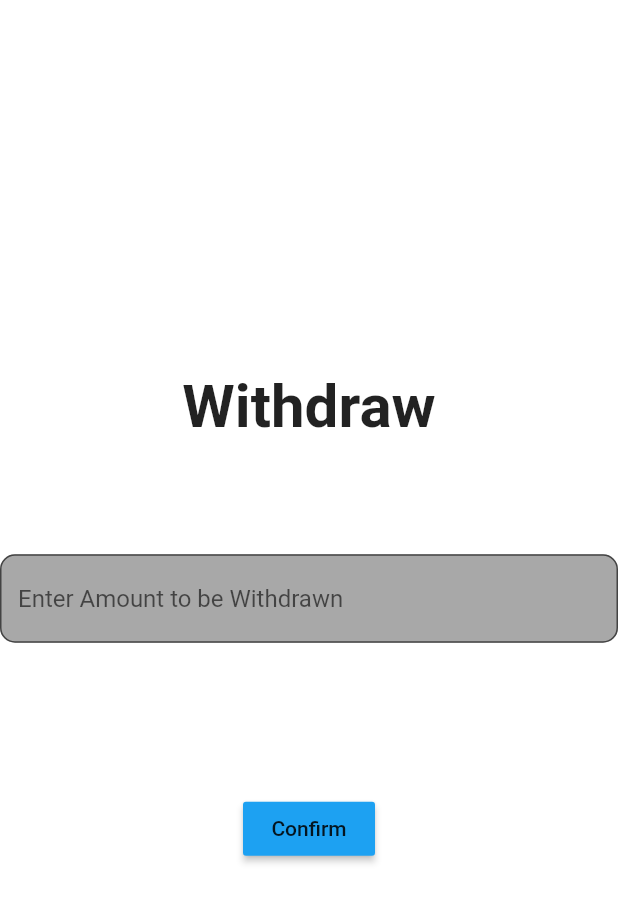
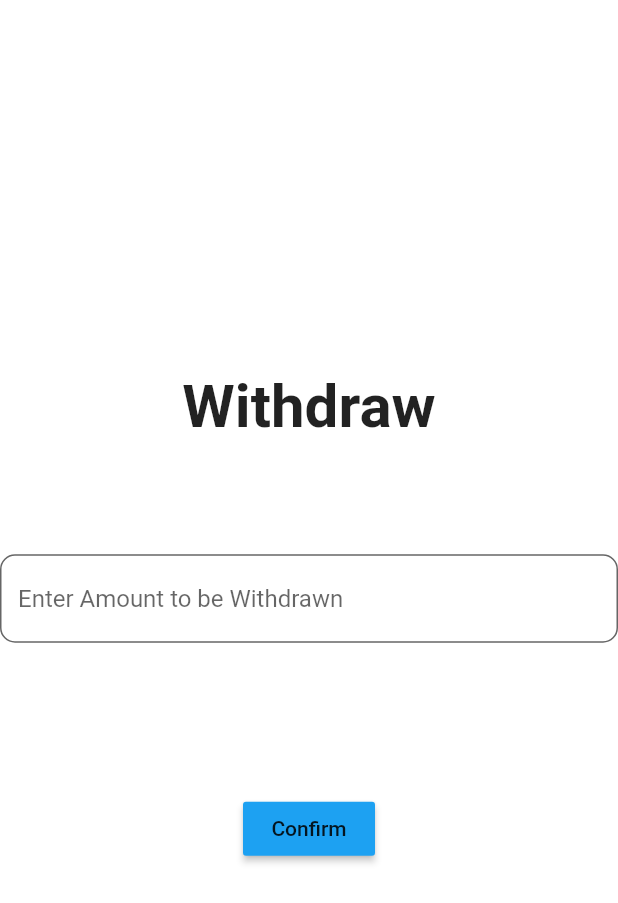
Before and after one commit to Mahmoudoe/gpu_task, a Flutter app: the Withdraw screen opened directly, on a phone screen of 412 x 824 dp. Shown: the top 903 px of the screen. Run offline on Flutter 3.47's test engine with Material 2 defaults, Android fonts, the phone set to English and light mode, and no system bars; our stand-ins replace circular_profile_avatar, image_picker, qr_flutter; Roboto replaces fonts that are missing (Cairo).

Commit message:
GP Task V.1.0

```diff
--- a/lib/Withdraw.dart
+++ b/lib/Withdraw.dart
@@ -7,6 +7,7 @@ class Withdraw extends StatefulWidget {
   WithdrawState createState() => WithdrawState();
 }
 class WithdrawState extends State<Withdraw> {
+  int amount = 150 ;
   @override
   Widget build(BuildContext context) {
     return Scaffold(
@@ -23,7 +24,7 @@ class WithdrawState extends State<Withdraw> {
               keyboardType: TextInputType.number,
               decoration: InputDecoration(hintText: "Enter Amount to be Withdrawn ",
               filled: true,
-              fillColor: Color(0xffA8A8A8),
+              fillColor: Color(0xffffffff),
               border: OutlineInputBorder(
                 borderRadius: BorderRadius.all(Radius.circular(10.0),),
               ),
@@ -35,7 +36,7 @@ class WithdrawState extends State<Withdraw> {
           MaterialButton(color: Color(0xff1DA1F2) ,child: Text('Confirm'),
             onPressed: () {
               Navigator.push(context,
-                MaterialPageRoute(builder: (context) => Profile() ), );
+                MaterialPageRoute(builder: (context) => Withdraw() ), );
             },),
 
 
```
